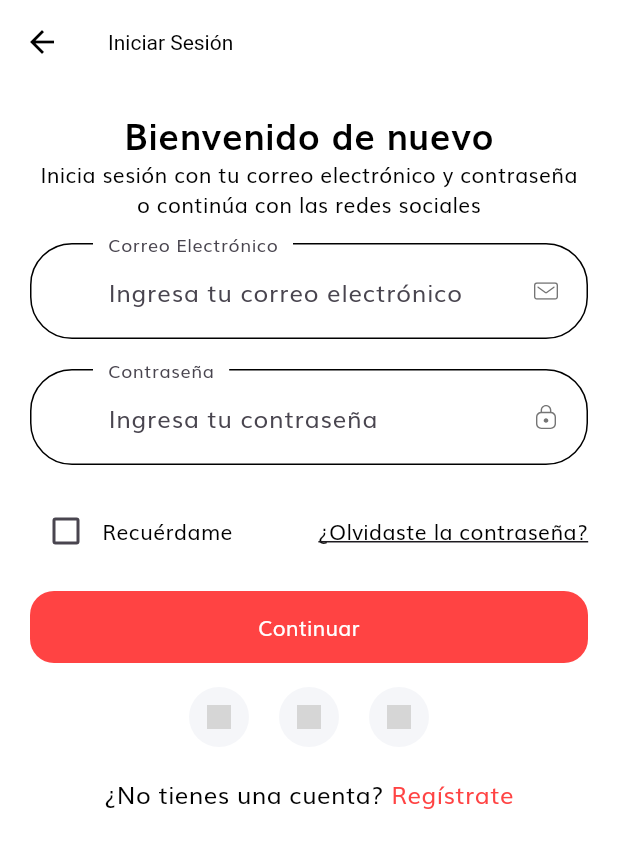
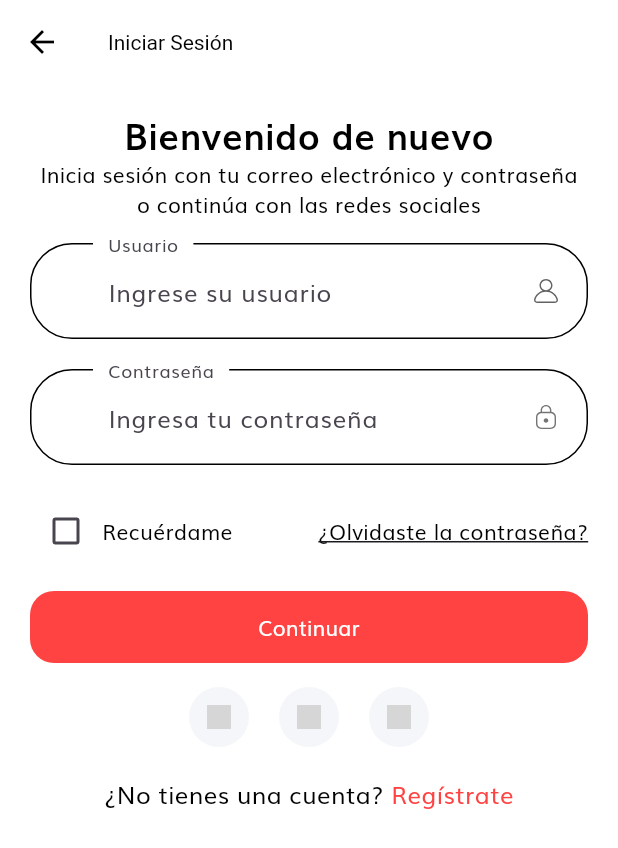
Before and after one commit to RobertoCCP/template_front, a Flutter app: the screen it shows after launch, after a tap on "Continuar", on a phone screen of 412 x 824 dp. Shown: the top 848 px of the screen. Run offline on Flutter 3.47's test engine with Material 3 defaults, Android fonts, the phone set to English and light mode, and no system bars; our stand-ins replace flutter_svg, shared_preferences; accounts and stored records are empty; network calls fail; grey boxes are pictures that could not be loaded.

```diff
--- a/lib/constants.dart
+++ b/lib/constants.dart
@@ -32,6 +32,8 @@ const String kMatchPassError = "Las contraseñas no coinciden";
 const String kNamelNullError = "Por favor, ingresa tu nombre";
 const String kPhoneNumberNullError = "Por favor, ingresa tu número de teléfono";
 const String kAddressNullError = "Por favor, ingresa tu dirección";
+const String kLoginNullError = "Por favor ingrese su usuario";
+const String kInvalidLoginError = "Usuario inválido";
 
 final otpInputDecoration = InputDecoration(
   contentPadding: const EdgeInsets.symmetric(vertical: 16),
--- /dev/null
+++ b/lib/models/producto.dart
@@ -0,0 +1,57 @@
+class Producto {
+  final String codproducto;
+  final String nombre;
+  final int umv;
+  final String estado;
+  final String codtipoproducto;
+  final double costo;
+  final String unidadmedida;
+  final String codmarca;
+  final String porcimpuesto;
+  final String porcdescuento;
+  final String? descuento;
+
+  Producto({
+    required this.codproducto,
+    required this.nombre,
+    required this.umv,
+    required this.estado,
+    required this.codtipoproducto,
+    required this.costo,
+    required this.unidadmedida,
+    required this.codmarca,
+    required this.porcimpuesto,
+    required this.porcdescuento,
+    this.descuento,
+  });
+
+  factory Producto.fromJson(Map<String, dynamic> json) {
+    return Producto(
+      codproducto: json['codproducto'] ?? '',
+      nombre: json['nombre'] ?? '',
+      umv: json['umv'] ?? 0,
+      estado: json['estado'] ?? '',
+      codtipoproducto: json['codtipoproducto'] ?? '',
+      costo: double.parse(json['costo'].toString()),
+      unidadmedida: json['unidadmedida'] ?? '',
+      codmarca: json['codmarca'] ?? '',
+      porcimpuesto: json['porcimpuesto'] ?? '0.00',
+      porcdescuento: json['porcdescuento'] ?? '0.00',
+      descuento: json['descuento'],
+    );
+  }
+
+  Map<String, dynamic> toJson() => {
+    'codproducto': codproducto,
+    'nombre': nombre,
+    'umv': umv,
+    'estado': estado,
+    'codtipoproducto': codtipoproducto,
+    'costo': costo,
+    'unidadmedida': unidadmedida,
+    'codmarca': codmarca,
+    'porcimpuesto': porcimpuesto,
+    'porcdescuento': porcdescuento,
+    'descuento': descuento,
+  };
+}
--- /dev/null
+++ b/lib/models/usuario.dart
@@ -0,0 +1,88 @@
+class Usuario {
+  final String codcliente;
+  final String codtipocliente;
+  final String nombre;
+  final String email;
+  final String pais;
+  final String provincia;
+  final String? ciudad;
+  final String codvendedor;
+  final String codformapago;
+  final String estado;
+  final double limitecredito;
+  final double saldopendiente;
+  final String cedularuc;
+  final String codlistaprecio;
+  final String calificacion;
+  final String nombrecomercial;
+  final String login;
+  final String token;
+
+  Usuario({
+    required this.codcliente,
+    required this.codtipocliente,
+    required this.nombre,
+    required this.email,
+    required this.pais,
+    required this.provincia,
+    this.ciudad,
+    required this.codvendedor,
+    required this.codformapago,
+    required this.estado,
+    required this.limitecredito,
+    required this.saldopendiente,
+    required this.cedularuc,
+    required this.codlistaprecio,
+    required this.calificacion,
+    required this.nombrecomercial,
+    required this.login,
+    required this.token,
+  });
+
+  factory Usuario.fromJson(Map<String, dynamic> json) {
+    var datosUsuario = json['data_usuario'];
+    return Usuario(
+      codcliente: datosUsuario['codcliente'] ?? '',
+      codtipocliente: datosUsuario['codtipocliente'] ?? '',
+      nombre: datosUsuario['nombre'] ?? '',
+      email: datosUsuario['email'] ?? '',
+      pais: datosUsuario['pais'] ?? '',
+      provincia: datosUsuario['provincia'] ?? '',
+      ciudad: datosUsuario['ciudad'],
+      codvendedor: datosUsuario['codvendedor'] ?? '',
+      codformapago: datosUsuario['codformapago'] ?? '',
+      estado: datosUsuario['estado'] ?? '',
+      limitecredito: datosUsuario['limitecredito']?.toDouble() ?? 0.0,
+      saldopendiente: datosUsuario['saldopendiente']?.toDouble() ?? 0.0,
+      cedularuc: datosUsuario['cedularuc'] ?? '',
+      codlistaprecio: datosUsuario['codlistaprecio'] ?? '',
+      calificacion: datosUsuario['calificacion'] ?? '',
+      nombrecomercial: datosUsuario['nombrecomercial'] ?? '',
+      login: datosUsuario['login'] ?? '',
+      token: json['token'] ?? '',
+    );
+  }
+
+  Map<String, dynamic> toJson() => {
+    'data_usuario': {
+      'codcliente': codcliente,
+      'codtipocliente': codtipocliente,
+      'nombre': nombre,
+      'email': email,
+      'pais': pais,
+      'provincia': provincia,
+      'ciudad': ciudad,
+      'codvendedor': codvendedor,
+      'codformapago': codformapago,
+      'estado': estado,
+      'limitecredito': limitecredito,
+      'saldopendiente': saldopendiente,
+      'cedularuc': cedularuc,
+      'codlistaprecio': codlistaprecio,
+      'calificacion': calificacion,
+      'nombrecomercial': nombrecomercial,
+      'login': login,
+    },
+    'token': token,
+  };
+}
--- a/lib/routes.dart
+++ b/lib/routes.dart
@@ -1,5 +1,6 @@
 import 'package:flutter/widgets.dart';
 import 'package:shop_app/screens/products/products_screen.dart';
+import 'package:shop_app/screens/profile/my_account_screeen.dart';
 
 import 'screens/cart/cart_screen.dart';
 import 'screens/complete_profile/complete_profile_screen.dart';
@@ -30,4 +31,5 @@ final Map<String, WidgetBuilder> routes = {
   DetailsScreen.routeName: (context) => const DetailsScreen(),
   CartScreen.routeName: (context) => const CartScreen(),
   ProfileScreen.routeName: (context) => const ProfileScreen(),
+  MyAccountScreen.routeName: (context) => const MyAccountScreen(),
 };
--- a/lib/screens/home/components/search_field.dart
+++ b/lib/screens/home/components/search_field.dart
@@ -1,95 +1,90 @@
+import 'dart:async';
 import 'package:flutter/material.dart';
-import '../../../constants.dart';
-
-// Clase Product fuera de la clase SearchField (declarada en el mismo archivo)
-class Product {
-  final String name;
-  final String icon;
-
-  Product({required this.name, required this.icon});
-
-  @override
-  String toString() => name;
-}
+import 'package:shop_app/models/producto.dart';
+import 'package:shop_app/services/api_service.dart';
 
 class SearchField extends StatefulWidget {
   const SearchField({Key? key}) : super(key: key);
 
   @override
-  _SearchFieldState createState() => _SearchFieldState();
+  State<SearchField> createState() => _SearchFieldState();
 }
 
 class _SearchFieldState extends State<SearchField> {
-  // Lista de productos simulada
-  List<Product> allProducts = [
-    Product(name: "Camiseta", icon: "assets/icons/tshirt.svg"),
-    Product(name: "Pantalón", icon: "assets/icons/pants.svg"),
-    Product(name: "Zapatos", icon: "assets/icons/shoes.svg"),
-    Product(name: "Chaqueta", icon: "assets/icons/jacket.svg"),
-    // Añade más productos aquí...
-  ];
+   List<Producto> searchResults = [];
+  bool isLoading = false;
+  final ApiService _apiService = ApiService();
 
-  // Esta lista contendrá los productos que coinciden con la búsqueda
-  List<Product> searchResults = [];
+  void _onSearchChanged(String query) async {
+    setState(() => isLoading = true);
 
-  // Definimos el borde para el campo de búsqueda
-  final searchOutlineInputBorder = OutlineInputBorder(
-    borderRadius: BorderRadius.all(Radius.circular(12)),
-    borderSide: BorderSide.none,
-  );
+    if (query.isEmpty) {
+      setState(() {
+        searchResults = [];
+        isLoading = false;
+      });
+      return;
+    }
 
+    try {
+      final results = await _apiService.searchProducts(query);
+      setState(() {
+        print(results);
+        searchResults = results;
+        isLoading = false;
+      });
+    } catch (e) {
+      setState(() => isLoading = false);
+    }
+  }
   @override
   Widget build(BuildContext context) {
     return Column(
-      crossAxisAlignment: CrossAxisAlignment.start,
       children: [
-        Form(
-          child: TextFormField(
-            onChanged: (value) {
-              // Filtra los productos que contienen el texto en cualquier parte del nombre
-              setState(() {
-                searchResults = allProducts
-                    .where((product) =>
-                        product.name.toLowerCase().contains(value.toLowerCase()))
-                    .toList();
-              });
-            },
+        TextFormField(
+          onChanged: _onSearchChanged,
           decoration: InputDecoration(
             filled: true,
             fillColor: Colors.grey[200],
-              contentPadding:
-                  const EdgeInsets.symmetric(horizontal: 16, vertical: 8),
-              border: searchOutlineInputBorder,
-              focusedBorder: searchOutlineInputBorder,
-              enabledBorder: searchOutlineInputBorder,
+            contentPadding: const EdgeInsets.symmetric(horizontal: 16, vertical: 8),
             hintText: "Buscar producto",
-              prefixIcon: const Icon(Icons.search),
+            prefixIcon: isLoading
+                ? const SizedBox(
+                    width: 24,
+                    height: 24,
+                    child: CircularProgressIndicator(strokeWidth: 2))
+                : const Icon(Icons.search),
           ),
         ),
+        if (searchResults.isNotEmpty)
+          Container(
+            margin: const EdgeInsets.only(top: 8),
+            constraints: const BoxConstraints(maxHeight: 200),
+            decoration: BoxDecoration(
+              color: Colors.white,
+              borderRadius: BorderRadius.circular(8),
+              boxShadow: [
+                BoxShadow(
+                  color: Colors.grey.withOpacity(0.2),
+                  spreadRadius: 1,
+                  blurRadius: 4,
+                )
+              ],
             ),
-        // Mostrar los resultados de la búsqueda si los hay
-        if (searchResults.isNotEmpty)
-          ListView.builder(
+            child: ListView.builder(
               shrinkWrap: true,
-            physics: NeverScrollableScrollPhysics(),
               itemCount: searchResults.length,
               itemBuilder: (context, index) {
+                final producto = searchResults[index];
                 return ListTile(
-                title: Text(searchResults[index].name),
+                  title: Text(producto.nombre),
+                  subtitle: Text('Costo: \$${producto.costo}'),
                   onTap: () {
-                  // Aquí puedes hacer algo cuando el usuario seleccione un producto
-                  print("Producto seleccionado: ${searchResults[index].name}");
+                    // Implementar selección de producto
+                    print('Seleccionado: ${producto.nombre}');
                   },
                 );
               },
-          ),
-        // Si no hay resultados, mostrar mensaje
-        if (searchResults.isEmpty)
-          Padding(
-            padding: const EdgeInsets.symmetric(vertical: 8),
-            child: Text(
-              "No se encontraron productos",
-              style: TextStyle(color: Colors.grey),
             ),
           ),
       ],
--- a/lib/screens/profile/profile_screen.dart
+++ b/lib/screens/profile/profile_screen.dart
@@ -1,4 +1,5 @@
 import 'package:flutter/material.dart';
+import '../profile/my_account_screeen.dart';
 
 import 'components/profile_menu.dart';
 import 'components/profile_pic.dart';
@@ -20,9 +21,10 @@ class ProfileScreen extends StatelessWidget {
             const ProfilePic(),
             const SizedBox(height: 20),
             ProfileMenu(
-              text: "My Account",
+              text: "Mi Cuenta",
               icon: "assets/icons/User Icon.svg",
-              press: () => {},
+              press: () =>
+                  {Navigator.pushNamed(context, MyAccountScreen.routeName)},
             ),
             ProfileMenu(
               text: "Notifications",
--- a/lib/screens/sign_in/components/sign_form.dart
+++ b/lib/screens/sign_in/components/sign_form.dart
@@ -1,4 +1,6 @@
 import 'package:flutter/material.dart';
+import 'package:shop_app/services/api_service.dart';
+import 'package:shop_app/services/user_preferences.dart';
 
 import '../../../components/custom_surfix_icon.dart';
 import '../../../components/form_error.dart';
@@ -16,7 +18,7 @@ class SignForm extends StatefulWidget {
 
 class _SignFormState extends State<SignForm> {
   final _formKey = GlobalKey<FormState>();
-  String? email;
+  String? login; // Cambiar email por login
   String? password;
   bool? remember = false;
   final List<String?> errors = [];
@@ -44,31 +46,26 @@ class _SignFormState extends State<SignForm> {
       child: Column(
         children: [
           TextFormField(
-            keyboardType: TextInputType.emailAddress,
-            onSaved: (newValue) => email = newValue,
+            keyboardType: TextInputType.text,
+            onSaved: (newValue) => login = newValue,
             onChanged: (value) {
               if (value.isNotEmpty) {
-                removeError(error: kEmailNullError);
-              } else if (emailValidatorRegExp.hasMatch(value)) {
-                removeError(error: kInvalidEmailError);
+                removeError(error: kLoginNullError);
               }
               return;
             },
             validator: (value) {
               if (value!.isEmpty) {
-                addError(error: kEmailNullError);
-                return "";
-              } else if (!emailValidatorRegExp.hasMatch(value)) {
-                addError(error: kInvalidEmailError);
+                addError(error: kLoginNullError);
                 return "";
               }
               return null;
             },
             decoration: const InputDecoration(
-              labelText: "Correo Electrónico",
-              hintText: "Ingresa tu correo electrónico",
+              labelText: "Usuario",
+              hintText: "Ingrese su usuario",
               floatingLabelBehavior: FloatingLabelBehavior.always,
-              suffixIcon: CustomSurffixIcon(svgIcon: "assets/icons/Mail.svg"),
+              suffixIcon: CustomSurffixIcon(svgIcon: "assets/icons/User.svg"),
             ),
           ),
           const SizedBox(height: 20),
@@ -127,12 +124,35 @@ class _SignFormState extends State<SignForm> {
           FormError(errors: errors),
           const SizedBox(height: 16),
           ElevatedButton(
-            onPressed: () {
+            onPressed: () async {
               if (_formKey.currentState!.validate()) {
                 _formKey.currentState!.save();
-                // Si todo es válido, se navega a la pantalla de éxito
                 KeyboardUtil.hideKeyboard(context);
-                Navigator.pushNamed(context, LoginSuccessScreen.routeName);
+                try {
+                  final apiService = ApiService();
+                  final usuario =
+                      await apiService.loginCliente(login!, password!);
+
+                  if (usuario.codcliente.isNotEmpty) {
+                    try {
+                      await UserPreferences().saveUsuario(usuario);
+                      Navigator.pushNamed(
+                          context, LoginSuccessScreen.routeName);
+                    } catch (e) {
+                      print("Error guardando preferencias: $e");
+                      // Continuar con la navegación aunque falle el guardado
+                      Navigator.pushNamed(
+                          context, LoginSuccessScreen.routeName);
+                    }
+                  }
+                } catch (e) {
+                  ScaffoldMessenger.of(context).showSnackBar(
+                    SnackBar(
+                      content: Text('Error: $e'),
+                      backgroundColor: Colors.red,
+                    ),
+                  );
+                }
               }
             },
             child: const Text("Continuar"),
@@ -141,4 +161,5 @@ class _SignFormState extends State<SignForm> {
       ),
     );
   }
+
 }
--- /dev/null
+++ b/lib/services/user_preferences.dart
@@ -0,0 +1,28 @@
+import 'package:shared_preferences/shared_preferences.dart';
+import 'dart:convert';
+import '../models/usuario.dart';
+
+class UserPreferences {
+  static const String _keyUsuario = 'usuario';
+  static final UserPreferences _instance = UserPreferences._internal();
+
+  factory UserPreferences() {
+    return _instance;
+  }
+
+  UserPreferences._internal();
+
+  Future<void> saveUsuario(Usuario usuario) async {
+    final prefs = await SharedPreferences.getInstance();
+    await prefs.setString(_keyUsuario, jsonEncode(usuario.toJson()));
+  }
+
+  Future<Usuario?> getUsuario() async {
+    final prefs = await SharedPreferences.getInstance();
+    final userStr = prefs.getString(_keyUsuario);
+    if (userStr != null) {
+      return Usuario.fromJson(jsonDecode(userStr));
+    }
+    return null;
+  }
+}
--- a/pubspec.yaml
+++ b/pubspec.yaml
@@ -31,7 +31,7 @@ dependencies:
   flutter:
     sdk: flutter
   http: ^0.13.4
-
+  shared_preferences: ^2.0.18
   # The following adds the Cupertino Icons font to your application.
   # Use with the CupertinoIcons class for iOS style icons.
   cupertino_icons: ^1.0.2
```
Also changed, not shown: lib/screens/profile/components/my_account_form.dart (added, +81 -0 lines), lib/screens/profile/my_account_screeen.dart (added, +19 -0 lines), lib/services/api_service.dart (+52 -5 lines), pubspec.lock, 1 other file. Lines whose indentation alone changed are shown as unchanged.
